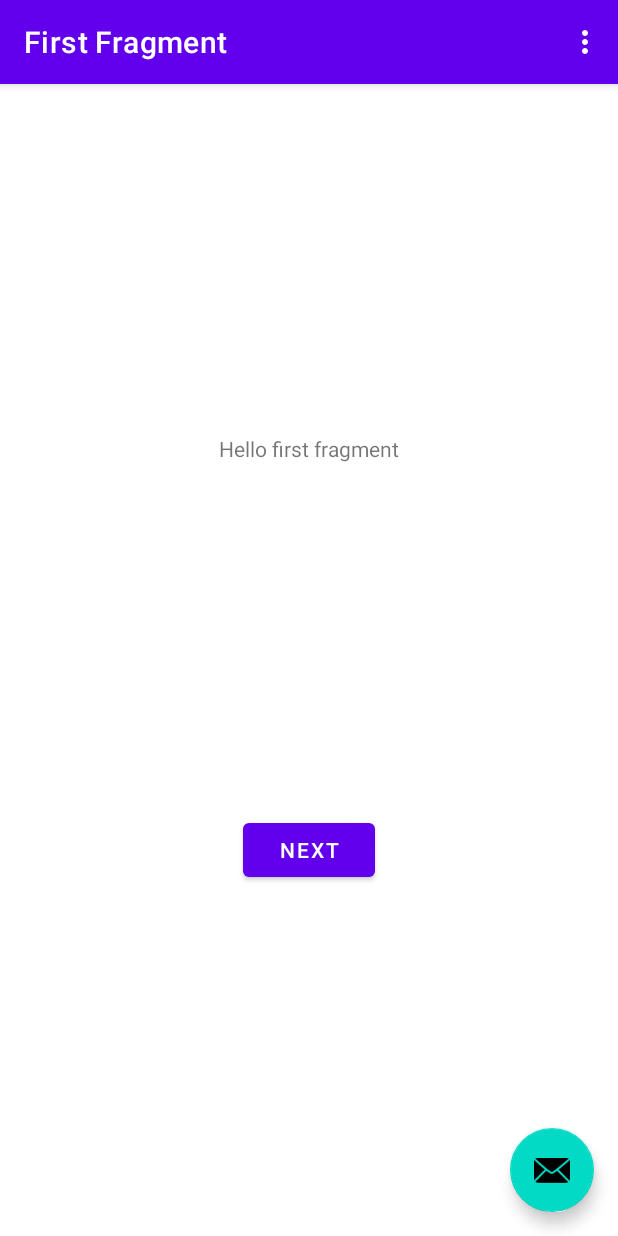
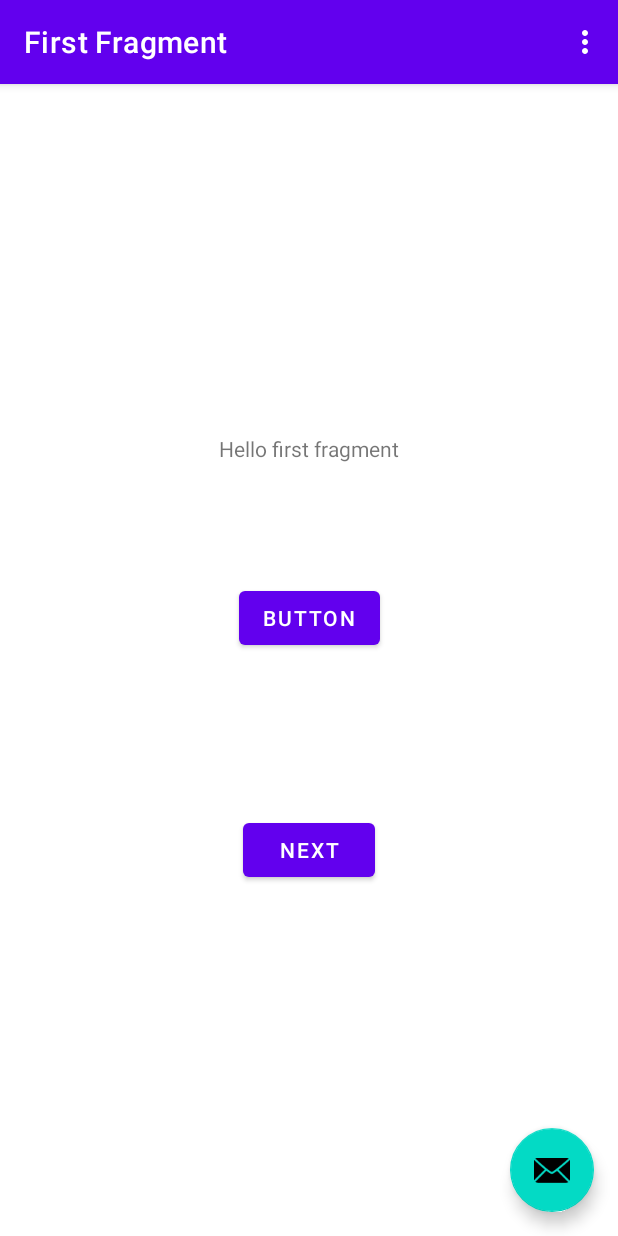
Before and after one commit to GreyWolf2020/AndroidTestAlisonTutorial, an Android app: the screen it shows after launch (MainActivity), on a phone screen of 412 x 824 dp. Run offline under Robolectric (Android 15) with nearby library versions, the phone set to English and light mode, and no system bars; our stand-ins replace navigation-ui.

Commit message:
added a constraint layout and a button

```diff
--- a/app/src/main/res/layout/activity_main.xml
+++ b/app/src/main/res/layout/activity_main.xml
@@ -31,4 +31,19 @@
         android:layout_marginBottom="16dp"
         app:srcCompat="@android:drawable/ic_dialog_email" />
 
+    <androidx.constraintlayout.widget.ConstraintLayout
+        android:layout_width="match_parent"
+        android:layout_height="match_parent">
+
+        <Button
+            android:id="@+id/button3"
+            android:layout_width="wrap_content"
+            android:layout_height="wrap_content"
+            android:text="Button"
+            app:layout_constraintBottom_toBottomOf="parent"
+            app:layout_constraintEnd_toEndOf="parent"
+            app:layout_constraintStart_toStartOf="parent"
+            app:layout_constraintTop_toTopOf="parent" />
+    </androidx.constraintlayout.widget.ConstraintLayout>
+
 </androidx.coordinatorlayout.widget.CoordinatorLayout>
```
